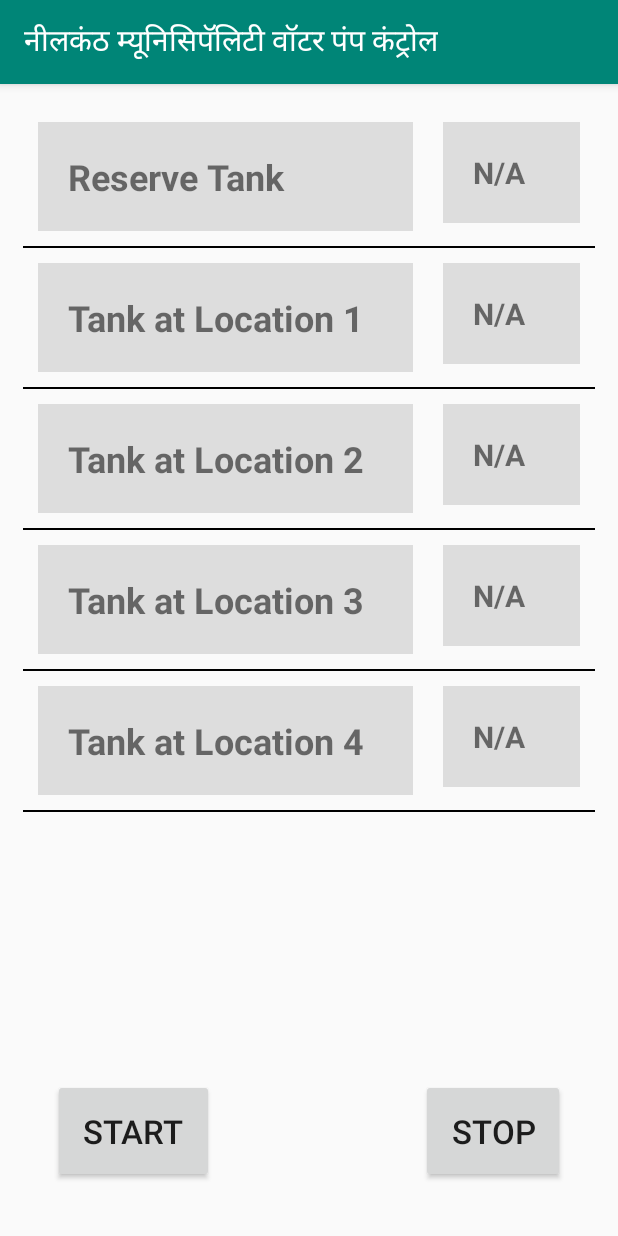
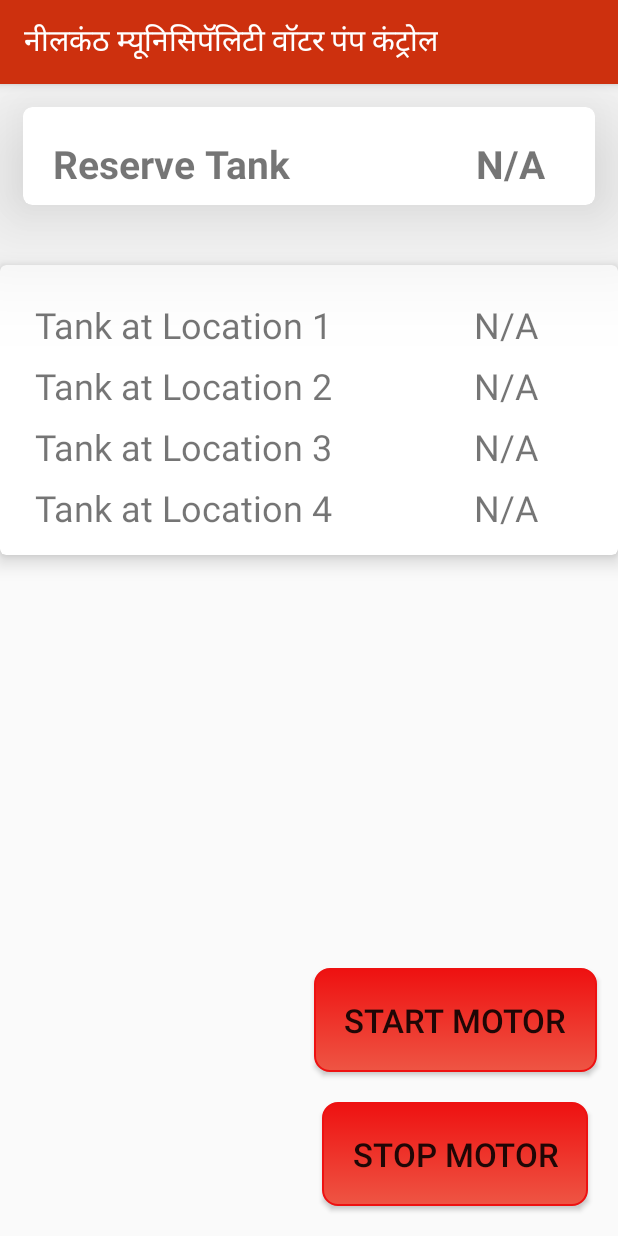
Before and after one commit to kanxuravi/water-tank-control, an Android app: the screen it shows after launch (MainActivity), on a phone screen of 412 x 824 dp. Run offline under Robolectric (Android 15) with nearby library versions, the phone set to English and light mode, and no system bars; libraries missing offline, so code that uses them is left out: com.tbruyelle.rxpermissions2.

Commit message:
changed design

```diff
--- a/app/build.gradle
+++ b/app/build.gradle
@@ -25,7 +25,9 @@ dependencies {
     implementation 'androidx.constraintlayout:constraintlayout:1.1.3'
     testImplementation 'junit:junit:4.12'
     implementation 'com.github.tbruyelle:rxpermissions:0.10.1'
+    implementation "androidx.cardview:cardview:1.0.0"
     implementation 'com.jakewharton.rxbinding2:rxbinding:2.1.1'
     androidTestImplementation 'androidx.test:runner:1.2.0'
     androidTestImplementation 'androidx.test.espresso:espresso-core:3.2.0'
+    implementation 'androidx.recyclerview:recyclerview:1.0.0'
 }
--- /dev/null
+++ b/app/src/main/res/drawable/mybutton.xml
@@ -0,0 +1,24 @@
+<?xml version="1.0" encoding="utf-8"?>
+<selector xmlns:android="http://schemas.android.com/apk/res/android" >
+    <item android:state_pressed="true" >
+        <shape android:shape="rectangle"  >
+            <corners android:radius="10dip" />
+            <stroke android:width="1dip" android:color="#ee1111" />
+            <gradient android:angle="-90" android:startColor="#ee1111" android:endColor="#ee5544"  />
+        </shape>
+    </item>
+    <item android:state_focused="true">
+        <shape android:shape="rectangle"  >
+            <corners android:radius="10dip" />
+            <stroke android:width="1dip" android:color="#ee1111" />
+            <solid android:color="#58857e"/>
+        </shape>
+    </item>
+    <item >
+        <shape android:shape="rectangle"  >
+            <corners android:radius="10dip" />
+            <stroke android:width="1dip" android:color="#ee1111" />
+            <gradient android:angle="-90" android:startColor="#ee1111" android:endColor="#ee5544" />
+        </shape>
+    </item>
+</selector>
--- a/app/src/main/res/layout/activity_main.xml
+++ b/app/src/main/res/layout/activity_main.xml
@@ -1,238 +1,218 @@
-<RelativeLayout xmlns:android="http://schemas.android.com/apk/res/android"
-    xmlns:tools="http://schemas.android.com/tools"
+<androidx.constraintlayout.widget.ConstraintLayout
+    xmlns:android="http://schemas.android.com/apk/res/android"
+    xmlns:app="http://schemas.android.com/apk/res-auto"
     android:layout_width="match_parent"
     android:layout_height="match_parent"
-    android:layout_margin="15dp"
-    android:focusable="auto"
-    android:clickable="true"
-    android:animationCache="true"
-    android:focusableInTouchMode="true"
-    android:touchscreenBlocksFocus="true"
-    tools:context=".MainActivity">
+    xmlns:card_view="http://schemas.android.com/tools">
 
 
 
-
-    <LinearLayout
+    <androidx.cardview.widget.CardView
+        android:id="@+id/cardView"
         android:layout_width="match_parent"
         android:layout_height="wrap_content"
-        android:orientation="vertical">
+        android:layout_margin="15dp"
 
-        <RelativeLayout
+        app:cardCornerRadius="6dp"
+        app:cardElevation="50dp"
+        app:layout_constraintEnd_toEndOf="parent"
+        app:layout_constraintStart_toStartOf="parent"
+        app:layout_constraintTop_toTopOf="parent"
+        card_view:cardPreventCornerOverlap="false"
+        card_view:cardUseCompatPadding="false">
+
+        <androidx.constraintlayout.widget.ConstraintLayout
             android:layout_width="match_parent"
             android:layout_height="wrap_content">
 
             <TextView
-                android:id="@+id/view1"
-                android:layout_width="250dp"
+                android:id="@+id/reservetext"
+                android:layout_width="258dp"
                 android:layout_height="wrap_content"
                 android:layout_margin="10dp"
-                android:background="#ddd"
-                android:padding="20dp"
-                android:text="Reserve Tank"
-                android:textSize="24sp"
-                android:textStyle="bold" />
+                android:padding="10dp"
+                android:text="@string/reserve_tank"
+                android:textSize="26sp"
+                android:textStyle="bold"
+                app:layout_constraintStart_toStartOf="parent"
+                app:layout_constraintTop_toTopOf="parent" />
 
             <TextView
-                android:id="@+id/reserve"
+                android:layout_width="96dp"
+                android:layout_height="wrap_content"
+                android:layout_margin="10dp"
+                android:padding="10dp"
+                android:text="@string/reserve_value"
+                android:textAlignment="center"
+                android:textSize="26sp"
+                android:textStyle="bold"
+                app:layout_constraintBottom_toBottomOf="@+id/reservetext"
+                app:layout_constraintEnd_toEndOf="parent"
+                app:layout_constraintStart_toEndOf="@+id/reservetext"
+                app:layout_constraintTop_toTopOf="@+id/reservetext" />
+
+        </androidx.constraintlayout.widget.ConstraintLayout>
+    </androidx.cardview.widget.CardView>
+
+
+    <ScrollView
+        android:layout_width="wrap_content"
+        android:layout_height="wrap_content"
+        android:layout_margin="20dp"
+        app:layout_constraintEnd_toEndOf="parent"
+        app:layout_constraintStart_toStartOf="parent"
+        app:layout_constraintTop_toBottomOf="@+id/cardView">
+
+        <androidx.cardview.widget.CardView
             android:layout_width="match_parent"
             android:layout_height="wrap_content"
-                android:layout_marginStart="10dp"
-                android:layout_marginTop="10dp"
-                android:layout_marginEnd="10dp"
-                android:layout_marginBottom="10dp"
-                android:layout_toEndOf="@+id/view1"
-                android:background="#ddd"
-                android:padding="20dp"
-                android:text="N/A"
-                android:textSize="20sp"
-                android:textStyle="bold" />
-        </RelativeLayout>
+            android:layout_marginTop="20dp"
+            android:layout_marginBottom="20dp"
+            app:cardCornerRadius="4dp"
+            app:cardElevation="8dp">
 
-        <View
-            android:layout_width="match_parent"
-            android:layout_height="1dp"
-            android:background="#000"
-            ></View>
+            <androidx.constraintlayout.widget.ConstraintLayout
+                android:layout_width="412dp"
+                android:layout_height="match_parent"
+                android:padding="15dp">
 
 
-        <RelativeLayout
-            android:layout_width="match_parent"
-            android:layout_height="wrap_content">
                 <TextView
-                android:id="@+id/view2"
-                android:layout_width="250dp"
+                    android:id="@+id/text1"
+                    android:layout_width="254dp"
                     android:layout_height="wrap_content"
-                android:layout_margin="10dp"
-                android:background="#ddd"
-                android:textStyle="bold"
-                android:padding="20dp"
-                android:text="Tank at Location 1"
-                android:textSize="24sp" />
+                    android:layout_marginStart="8dp"
+                    android:layout_marginTop="8dp"
+                    android:text="@string/text1"
+                    android:textSize="24sp"
+                    app:layout_constraintStart_toStartOf="parent"
+                    app:layout_constraintTop_toTopOf="parent" />
 
                 <TextView
                     android:id="@+id/location1"
-                android:layout_width="match_parent"
+                    android:layout_width="96dp"
                     android:layout_height="wrap_content"
-                android:layout_marginStart="10dp"
-                android:layout_marginTop="10dp"
-                android:layout_marginEnd="10dp"
-                android:layout_marginBottom="10dp"
-                android:layout_toEndOf="@+id/view2"
-                android:background="#ddd"
-                android:padding="20dp"
-                android:text="N/A"
-                android:textSize="20sp"
-                android:textStyle="bold" />
-        </RelativeLayout>
+                    android:layout_marginStart="8dp"
+                    android:layout_marginEnd="8dp"
+                    android:text="@string/location1"
+                    android:textAlignment="center"
+                    android:textSize="24sp"
+                    app:layout_constraintBottom_toBottomOf="@+id/text1"
+                    app:layout_constraintEnd_toEndOf="parent"
+                    app:layout_constraintStart_toEndOf="@+id/text1"
+                    app:layout_constraintTop_toTopOf="@+id/text1" />
 
-        <View
-            android:layout_width="match_parent"
-            android:layout_height="1dp"
-            android:background="#000"
-            ></View>
-
-        <RelativeLayout
-            android:layout_width="match_parent"
-            android:layout_height="wrap_content">
                 <TextView
-                android:id="@+id/view3"
-                android:layout_width="250dp"
+                    android:id="@+id/text2"
+                    android:layout_width="254dp"
                     android:layout_height="wrap_content"
-                android:layout_margin="10dp"
-                android:background="#ddd"
-                android:padding="20dp"
-                android:textStyle="bold"
-                android:text="Tank at Location 2"
-                android:textSize="24sp" />
+                    android:layout_marginStart="8dp"
+                    android:layout_marginTop="8dp"
+                    android:text="@string/text2"
+                    android:textSize="24sp"
+                    app:layout_constraintStart_toStartOf="parent"
+                    app:layout_constraintTop_toBottomOf="@+id/text1" />
 
                 <TextView
                     android:id="@+id/location2"
-                android:layout_width="match_parent"
+                    android:layout_width="96dp"
                     android:layout_height="wrap_content"
-                android:layout_marginStart="10dp"
-                android:layout_marginTop="10dp"
-                android:layout_marginEnd="10dp"
-                android:layout_marginBottom="10dp"
-                android:layout_toEndOf="@+id/view3"
-                android:background="#ddd"
-                android:padding="20dp"
-                android:text="N/A"
-                android:textSize="20sp"
-                android:textStyle="bold" />
-        </RelativeLayout>
-
-        <View
-            android:layout_width="match_parent"
-            android:layout_height="1dp"
-            android:background="#000"
-            ></View>
-
-        <RelativeLayout
-            android:layout_width="match_parent"
-            android:layout_height="wrap_content">
+                    android:layout_marginStart="8dp"
+                    android:layout_marginEnd="8dp"
+                    android:layout_marginBottom="8dp"
+                    android:text="@string/location2"
+                    android:textAlignment="center"
+                    android:textSize="24sp"
+                    app:layout_constraintBottom_toBottomOf="@+id/text2"
+                    app:layout_constraintEnd_toEndOf="parent"
+                    app:layout_constraintStart_toEndOf="@+id/text2"
+                    app:layout_constraintTop_toTopOf="@+id/text2"
+                    app:layout_constraintVertical_bias="0.0" />
 
                 <TextView
-                android:id="@+id/view4"
-                android:layout_width="250dp"
+                    android:id="@+id/text3"
+                    android:layout_width="254dp"
                     android:layout_height="wrap_content"
-                android:layout_margin="10dp"
-                android:layout_marginStart="10dp"
-                android:layout_marginTop="10dp"
-                android:layout_marginEnd="10dp"
-                android:background="#ddd"
-                android:textStyle="bold"
-                android:padding="20dp"
-                android:text="Tank at Location 3"
-                android:textSize="24sp" />
+                    android:layout_marginStart="8dp"
+                    android:layout_marginTop="8dp"
+                    android:text="@string/text3"
+                    android:textSize="24sp"
+                    app:layout_constraintStart_toStartOf="parent"
+                    app:layout_constraintTop_toBottomOf="@+id/text2" />
 
                 <TextView
                     android:id="@+id/location3"
-                android:layout_width="match_parent"
+                    android:layout_width="96dp"
                     android:layout_height="wrap_content"
-                android:layout_marginStart="10dp"
-                android:layout_marginTop="10dp"
-                android:layout_marginEnd="10dp"
-                android:layout_marginBottom="10dp"
-                android:layout_toEndOf="@+id/view4"
-                android:background="#ddd"
-                android:padding="20dp"
-                android:text="N/A"
-                android:textSize="20sp"
-                android:textStyle="bold" />
-        </RelativeLayout>
-
-        <View
-            android:layout_width="match_parent"
-            android:layout_height="1dp"
-            android:background="#000"
-            ></View>
-
-        <RelativeLayout
-            android:layout_width="match_parent"
-            android:layout_height="wrap_content">
+                    android:layout_marginStart="8dp"
+                    android:layout_marginEnd="8dp"
+                    android:text="@string/location3"
+                    android:textAlignment="center"
+                    android:textSize="24sp"
+                    app:layout_constraintBottom_toBottomOf="@+id/text3"
+                    app:layout_constraintEnd_toEndOf="parent"
+                    app:layout_constraintStart_toEndOf="@+id/text3"
+                    app:layout_constraintTop_toTopOf="@+id/text3"
+                    app:layout_constraintVertical_bias="0.0" />
 
                 <TextView
-                android:id="@+id/view5"
-                android:layout_width="250dp"
+                    android:id="@+id/text4"
+                    android:layout_width="254dp"
                     android:layout_height="wrap_content"
-                android:layout_margin="10dp"
-                android:background="#ddd"
-                android:padding="20dp"
-                android:textStyle="bold"
-                android:text="Tank at Location 4"
-                android:textSize="24sp" />
+                    android:layout_marginStart="8dp"
+                    android:layout_marginTop="8dp"
+                    android:text="@string/text4"
+                    android:textSize="24sp"
+                    app:layout_constraintStart_toStartOf="parent"
+                    app:layout_constraintTop_toBottomOf="@+id/text3" />
 
                 <TextView
                     android:id="@+id/location4"
-                android:layout_width="match_parent"
+                    android:layout_width="96dp"
                     android:layout_height="wrap_content"
-                android:layout_marginStart="10dp"
-                android:layout_marginTop="10dp"
-                android:layout_marginEnd="10dp"
-                android:layout_marginBottom="10dp"
-                android:layout_toEndOf="@+id/view5"
-                android:background="#ddd"
-                android:padding="20dp"
-                android:text="N/A"
-                android:textSize="20sp"
-                android:textStyle="bold" />
-        </RelativeLayout>
+                    android:layout_marginStart="8dp"
+                    android:layout_marginEnd="8dp"
+                    android:text="@string/location4"
+                    android:textAlignment="center"
+                    android:textSize="24sp"
+                    app:layout_constraintBottom_toBottomOf="@+id/text4"
+                    app:layout_constraintEnd_toEndOf="parent"
+                    app:layout_constraintStart_toEndOf="@+id/text4"
+                    app:layout_constraintTop_toTopOf="@+id/text4" />
 
-        <View
-            android:layout_width="match_parent"
-            android:layout_height="1dp"
-            android:background="#000"
-            ></View>
+            </androidx.constraintlayout.widget.ConstraintLayout>
 
+        </androidx.cardview.widget.CardView>
 
-
-    </LinearLayout>
-
-
+    </ScrollView>
 
     <Button
         android:id="@+id/btn1"
         android:layout_width="wrap_content"
         android:layout_height="wrap_content"
-        android:layout_alignParentBottom="true"
+        android:layout_margin="20dp"
+        android:layout_marginBottom="8dp"
         android:padding="20dp"
-        android:text="Start"
-        android:layout_margin="20dp"
-        android:textSize="22sp" />
+        android:text="@string/start_motor"
+        android:background="@drawable/mybutton"
+        android:textSize="22sp"
+        app:layout_constraintBottom_toTopOf="@+id/btn0"
+        app:layout_constraintEnd_toEndOf="@+id/btn0"
+        app:layout_constraintStart_toStartOf="@+id/btn0" />
 
     <Button
         android:id="@+id/btn0"
         android:layout_width="wrap_content"
         android:layout_height="wrap_content"
-        android:layout_alignParentBottom="true"
-        android:layout_alignParentRight="true"
+        android:layout_margin="20dp"
+        android:layout_marginEnd="8dp"
+        android:layout_marginBottom="8dp"
         android:padding="20dp"
-        android:text="Stop"
-        android:layout_margin="20dp"
-        android:textSize="22sp" />
+        android:text="@string/stop_motor"
+        android:background="@drawable/mybutton"
+        android:textSize="22sp"
+        app:layout_constraintBottom_toBottomOf="parent"
+        app:layout_constraintEnd_toEndOf="parent" />
 
 
-
-
-</RelativeLayout>
+</androidx.constraintlayout.widget.ConstraintLayout>
--- a/app/src/main/res/values/strings.xml
+++ b/app/src/main/res/values/strings.xml
@@ -1,3 +1,15 @@
 <resources>
     <string name="app_name">RANtext</string>
+    <string name="stop_motor">Stop Motor</string>
+    <string name="start_motor">Start Motor</string>
+    <string name="reserve_tank">Reserve Tank</string>
+    <string name="reserve_value">N/A</string>
+    <string name="location1">N/A</string>
+    <string name="text2">Tank at Location 2</string>
+    <string name="text1">Tank at Location 1</string>
+    <string name="location2">N/A</string>
+    <string name="text3">Tank at Location 3</string>
+    <string name="location3">N/A</string>
+    <string name="text4">Tank at Location 4</string>
+    <string name="location4">N/A</string>
 </resources>
--- a/app/src/main/res/values/styles.xml
+++ b/app/src/main/res/values/styles.xml
@@ -3,9 +3,9 @@
     <!-- Base application theme. -->
     <style name="AppTheme" parent="Theme.AppCompat.Light.DarkActionBar">
         <!-- Customize your theme here. -->
-        <item name="colorPrimary">@color/colorPrimary</item>
-        <item name="colorPrimaryDark">@color/colorPrimaryDark</item>
-        <item name="colorAccent">@color/colorAccent</item>
+        <item name="colorPrimary">#cd300e</item>
+        <item name="colorPrimaryDark">#cd300e</item>
+        <item name="colorAccent">#cd300e</item>
     </style>
 
 </resources>
```
Lines whose indentation alone changed are shown as unchanged.
